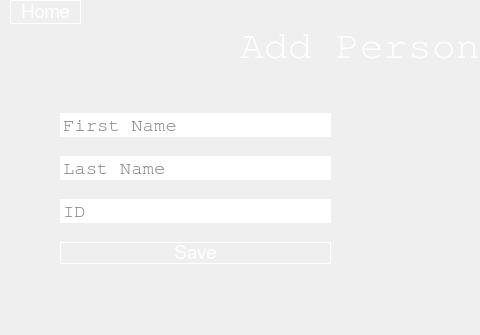
First picture: the form in smartrooms.ui, repository AugustineCha/Face_Detection_for_Smart_Rooms, before the edit; both pictures show x 0 to 480 and y 0 to 335 of the 800 by 600 pixel window.
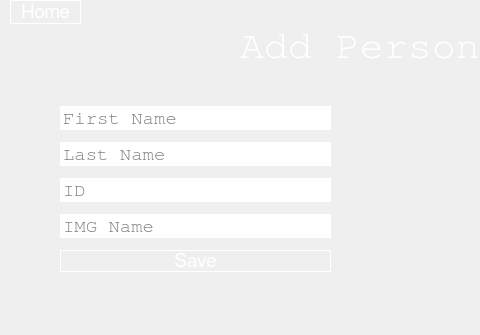
Second picture: the form after the edit. The open tabs and pages were chosen to show the change.

Patch:
```diff
--- a/smartrooms.ui
+++ b/smartrooms.ui
@@ -482,6 +482,25 @@
          </property>
         </widget>
        </item>
+       <item>
+        <widget class="QLineEdit" name="lineEditRoom_6">
+         <property name="font">
+          <font>
+           <family>FreeMono</family>
+           <pointsize>14</pointsize>
+          </font>
+         </property>
+         <property name="styleSheet">
+          <string notr="true">border: 1px solid white;</string>
+         </property>
+         <property name="text">
+          <string/>
+         </property>
+         <property name="placeholderText">
+          <string>IMG Name</string>
+         </property>
+        </widget>
+       </item>
        <item>
         <widget class="QPushButton" name="pushButton_5">
          <property name="font">
```
